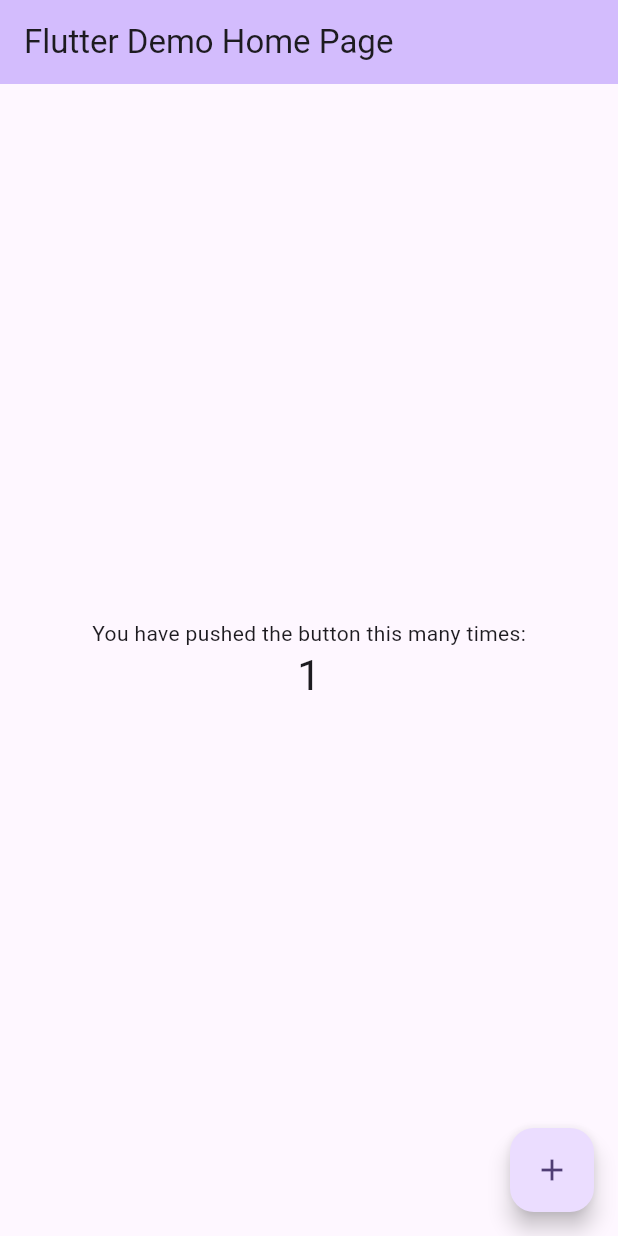
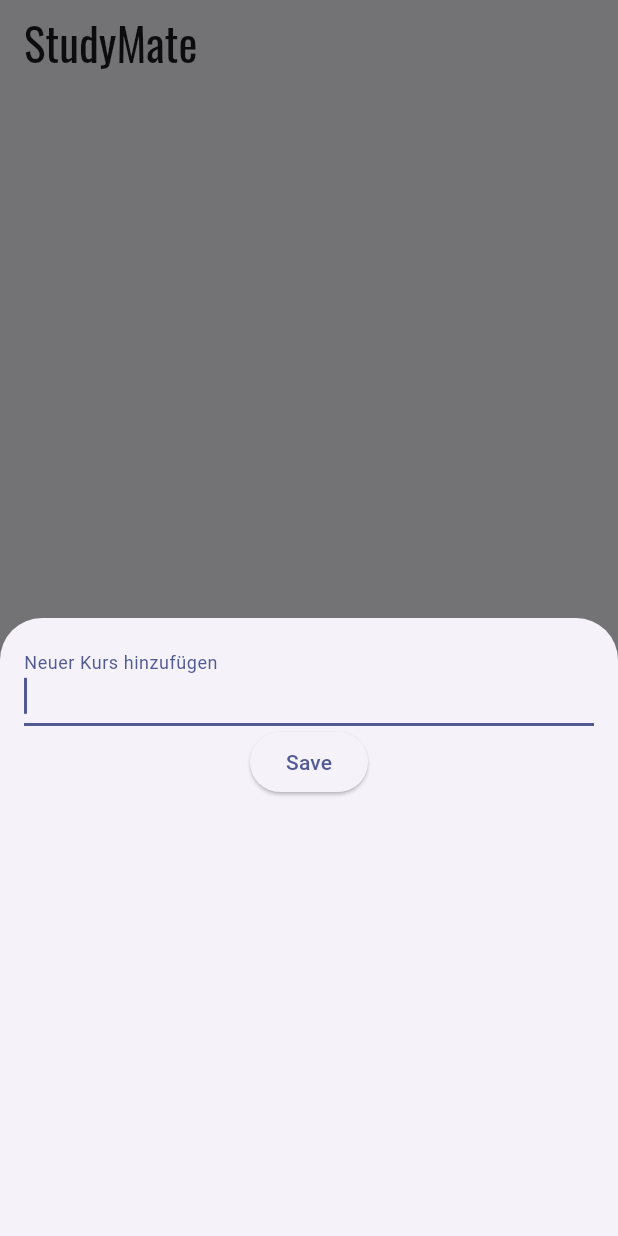
Before and after one commit to JasminKeller/StudyMate, a Flutter app: the screen it shows after launch, after a tap on the "add" icon, on a phone screen of 412 x 824 dp. Run offline on Flutter 3.47's test engine with Material 3 defaults, Android fonts, the phone set to English and light mode, and no system bars; our stand-ins replace google_fonts.

Commit message:
feat: add courses

```diff
--- /dev/null
+++ b/lib/entity/course.dart
@@ -0,0 +1,16 @@
+
+
+class Course {
+  String id;
+  String courseName;
+
+  Course({
+    required this.id,
+    required this.courseName,
+  });
+
+  @override
+  String toString() {
+    return 'Course{courseName: $courseName}';
+  }
+}
--- a/lib/main.dart
+++ b/lib/main.dart
@@ -1,125 +1,29 @@
 import 'package:flutter/material.dart';
+import 'package:provider/provider.dart';
+import 'package:studymate/providers/course_provider.dart';
+import 'package:studymate/screens/home_screen.dart';
+import 'package:studymate/theme/theme.dart';
 
 void main() {
-  runApp(const MyApp());
+  runApp(
+    ChangeNotifierProvider<CourseProvider>(
+      create: (context) => CourseProvider(),
+      child: MyApp(),
+    ),
+  );
 }
 
 class MyApp extends StatelessWidget {
   const MyApp({super.key});
 
-  // This widget is the root of your application.
   @override
   Widget build(BuildContext context) {
     return MaterialApp(
-      title: 'Flutter Demo',
-      theme: ThemeData(
-        // This is the theme of your application.
-        //
-        // TRY THIS: Try running your application with "flutter run". You'll see
-        // the application has a blue toolbar. Then, without quitting the app,
-        // try changing the seedColor in the colorScheme below to Colors.green
-        // and then invoke "hot reload" (save your changes or press the "hot
-        // reload" button in a Flutter-supported IDE, or press "r" if you used
-        // the command line to start the app).
-        //
-        // Notice that the counter didn't reset back to zero; the application
-        // state is not lost during the reload. To reset the state, use hot
-        // restart instead.
-        //
-        // This works for code too, not just values: Most code changes can be
-        // tested with just a hot reload.
-        colorScheme: ColorScheme.fromSeed(seedColor: Colors.deepPurple),
-        useMaterial3: true,
-      ),
-      home: const MyHomePage(title: 'Flutter Demo Home Page'),
+      debugShowCheckedModeBanner: false,
+      title: 'StudyMate',
+      theme: lightMode,
+      darkTheme: darkMode,
+      home: const HomeScreen(title: 'StudyMate'),
     );
   }
 }
-
-class MyHomePage extends StatefulWidget {
-  const MyHomePage({super.key, required this.title});
-
-  // This widget is the home page of your application. It is stateful, meaning
-  // that it has a State object (defined below) that contains fields that affect
-  // how it looks.
-
-  // This class is the configuration for the state. It holds the values (in this
-  // case the title) provided by the parent (in this case the App widget) and
-  // used by the build method of the State. Fields in a Widget subclass are
-  // always marked "final".
-
-  final String title;
-
-  @override
-  State<MyHomePage> createState() => _MyHomePageState();
-}
-
-class _MyHomePageState extends State<MyHomePage> {
-  int _counter = 0;
-
-  void _incrementCounter() {
-    setState(() {
-      // This call to setState tells the Flutter framework that something has
-      // changed in this State, which causes it to rerun the build method below
-      // so that the display can reflect the updated values. If we changed
-      // _counter without calling setState(), then the build method would not be
-      // called again, and so nothing would appear to happen.
-      _counter++;
-    });
-  }
-
-  @override
-  Widget build(BuildContext context) {
-    // This method is rerun every time setState is called, for instance as done
-    // by the _incrementCounter method above.
-    //
-    // The Flutter framework has been optimized to make rerunning build methods
-    // fast, so that you can just rebuild anything that needs updating rather
-    // than having to individually change instances of widgets.
-    return Scaffold(
-      appBar: AppBar(
-        // TRY THIS: Try changing the color here to a specific color (to
-        // Colors.amber, perhaps?) and trigger a hot reload to see the AppBar
-        // change color while the other colors stay the same.
-        backgroundColor: Theme.of(context).colorScheme.inversePrimary,
-        // Here we take the value from the MyHomePage object that was created by
-        // the App.build method, and use it to set our appbar title.
-        title: Text(widget.title),
-      ),
-      body: Center(
-        // Center is a layout widget. It takes a single child and positions it
-        // in the middle of the parent.
-        child: Column(
-          // Column is also a layout widget. It takes a list of children and
-          // arranges them vertically. By default, it sizes itself to fit its
-          // children horizontally, and tries to be as tall as its parent.
-          //
-          // Column has various properties to control how it sizes itself and
-          // how it positions its children. Here we use mainAxisAlignment to
-          // center the children vertically; the main axis here is the vertical
-          // axis because Columns are vertical (the cross axis would be
-          // horizontal).
-          //
-          // TRY THIS: Invoke "debug painting" (choose the "Toggle Debug Paint"
-          // action in the IDE, or press "p" in the console), to see the
-          // wireframe for each widget.
-          mainAxisAlignment: MainAxisAlignment.center,
-          children: <Widget>[
-            const Text(
-              'You have pushed the button this many times:',
-            ),
-            Text(
-              '$_counter',
-              style: Theme.of(context).textTheme.headlineMedium,
-            ),
-          ],
-        ),
-      ),
-      floatingActionButton: FloatingActionButton(
-        onPressed: _incrementCounter,
-        tooltip: 'Increment',
-        child: const Icon(Icons.add),
-      ), // This trailing comma makes auto-formatting nicer for build methods.
-    );
-  }
-}
--- /dev/null
+++ b/lib/providers/course_provider.dart
@@ -0,0 +1,35 @@
+
+
+import 'package:flutter/cupertino.dart';
+
+import '../entity/course.dart';
+import '../services/course_respository.dart';
+
+class CourseProvider extends ChangeNotifier {
+
+  bool isLoading = false;
+  List<Course> _courses = [];
+
+  List<Course> get courses => _courses;
+
+  CourseProvider() {
+    readCoursesWithLoadingState();
+  }
+
+  Future<void> readCoursesWithLoadingState() async {
+    isLoading = true;
+    notifyListeners();
+    _courses = await CourseRepository.instance.getCourses();
+    isLoading = false;
+    notifyListeners();
+  }
+
+  Future<void> readCourse({bool withNotifying = true}) async {
+    _courses = await CourseRepository.instance.getCourses();
+
+    if (withNotifying) {
+      notifyListeners();
+    }
+  }
+
+}
--- /dev/null
+++ b/lib/screens/home_screen.dart
@@ -0,0 +1,81 @@
+import 'package:flutter/material.dart';
+import 'package:provider/provider.dart';
+import '../entity/course.dart';
+import '../providers/course_provider.dart';
+import '../services/course_respository.dart';
+import '../widgets/course_list_widget.dart';
+import '../widgets/delete_icon_widget.dart';
+
+class HomeScreen extends StatefulWidget {
+  final String title;
+
+
+  const HomeScreen({super.key, required this.title});
+
+  @override
+  State<HomeScreen> createState() => _HomeScreenState();
+}
+
+class _HomeScreenState extends State<HomeScreen> {
+
+  List<String> courseList = [];
+
+  void _showAddCourseModalBottomSheet() {
+    showModalBottomSheet(
+      context: context,
+      isScrollControlled: true,
+      builder: (BuildContext context) {
+        String newCourse = '';
+        var textEditingController = TextEditingController();
+        return DraggableScrollableSheet(
+          expand: false,
+          builder: (_, controller) => Container(
+            padding: const EdgeInsets.all(16),
+            child: SingleChildScrollView(
+              controller: controller,
+              child: Column(
+                mainAxisSize: MainAxisSize.min,
+                children: <Widget>[
+                  TextField(
+                    autofocus: true,
+                    controller: textEditingController,
+                    onChanged: (value) {
+                      newCourse = value;
+                    },
+                    decoration: const InputDecoration(labelText: 'Neuer Kurs hinzufügen'),
+                  ),
+                  ElevatedButton(
+                    child: const Text('Save'),
+                    onPressed: () async {
+                      if (newCourse.isNotEmpty) {
+                        await CourseRepository.instance.addCourse(courseName: newCourse);
+                        var courseProvider = context.read<CourseProvider>();
+                        courseProvider.readCourse();
+                        Navigator.of(context).pop();
+
+                      }
+                    },
+                  )
+                ],
+              ),
+            ),
+          ),
+        );
+      },
+    );
+  }
+
+  @override
+  Widget build(BuildContext context) {
+    return Scaffold(
+      appBar: AppBar(
+        title: Text(widget.title),
+      ),
+      body:  const CourseListWidget(),
+      floatingActionButton: FloatingActionButton(
+        onPressed: _showAddCourseModalBottomSheet,
+        child: const Icon(Icons.add),
+      ),
+    );
+  }
+}
--- /dev/null
+++ b/lib/services/course_respository.dart
@@ -0,0 +1,34 @@
+import '../entity/course.dart';
+
+class CourseRepository {
+  static CourseRepository instance = CourseRepository._privateConstructor();
+  CourseRepository._privateConstructor() {
+    // _courses.add(Course(id: '1', courseName: 'Einführung in die Programmierung'));
+    // _courses.add(Course(id: '2', courseName: 'Fortgeschrittene Datenbanktechniken'));
+  }
+
+  final _courses = <Course>[];
+
+  Future<List<Course>> getCourses() async {
+    return _courses;
+  }
+
+  Future<void> addCourse({required String courseName,}) async {
+    print('triggered addCourse: $courseName');
+    var courseId = DateTime.now().millisecondsSinceEpoch.toString();
+    _courses.add(Course(id: courseId, courseName: courseName));
+  }
+
+  Future<void> deleteCourse(String courseId) async {
+    _courses.removeWhere((course) => course.id == courseId);
+  }
+
+  Future<void> updateCourse({required String courseId, required String courseName}) async {
+    final course = _courses.firstWhere((course) => course.id == courseId);
+    course.courseName = courseName;
+  }
+
+  Future<Course> getCourseById(int courseId) async {
+    return _courses.firstWhere((course) => course.id == courseId);
+  }
+}
--- /dev/null
+++ b/lib/theme/theme.dart
@@ -0,0 +1,46 @@
+import 'package:flutter/material.dart';
+import 'package:google_fonts/google_fonts.dart';
+
+// Dart/Ligt Mode Tutorial https://www.youtube.com/watch?v=-jdtfJe_sII
+
+ThemeData lightMode = ThemeData(
+  colorScheme: ColorScheme.fromSeed(
+    seedColor: Colors.indigo,
+    brightness: Brightness.light,
+  ),
+  textTheme: TextTheme(
+    displayLarge: const TextStyle(
+      fontSize: 72,
+      fontWeight: FontWeight.bold,
+    ),
+    // ···
+    titleLarge: GoogleFonts.oswald(
+      fontSize: 30,
+      fontStyle: FontStyle.normal,
+    ),
+    bodyMedium: GoogleFonts.roboto(),
+    displaySmall: GoogleFonts.pacifico(),
+  ),
+  useMaterial3: true,
+);
+
+ThemeData darkMode = ThemeData(
+  colorScheme: ColorScheme.fromSeed(
+    seedColor: Colors.indigo,
+    brightness: Brightness.dark,
+  ),
+  textTheme: TextTheme(
+    displayLarge: const TextStyle(
+      fontSize: 72,
+      fontWeight: FontWeight.bold,
+    ),
+    // ···
+    titleLarge: GoogleFonts.oswald(
+      fontSize: 30,
+      fontStyle: FontStyle.normal,
+    ),
+    bodyMedium: GoogleFonts.roboto(),
+    displaySmall: GoogleFonts.pacifico(),
+  ),
+  useMaterial3: true,
+);
--- /dev/null
+++ b/lib/widgets/course_list_widget.dart
@@ -0,0 +1,30 @@
+import 'package:flutter/material.dart';
+import 'package:provider/provider.dart';
+
+import '../providers/course_provider.dart';
+import '../services/course_respository.dart';
+import 'delete_icon_widget.dart';
+
+class CourseListWidget extends StatelessWidget {
+  const CourseListWidget({super.key});
+
+  @override
+  Widget build(BuildContext context) {
+    CourseProvider courseProvider = context.watch<CourseProvider>();
+
+    return ListView.builder(
+      itemCount: courseProvider.courses.length,
+      itemBuilder: (context, index) {
+        final course = courseProvider.courses[index];
+        return Padding(
+          padding: const EdgeInsets.all(8.0),
+          child: Card(
+            child: ListTile(
+              title: Text(course.courseName),
+            ),
+          ),
+        );
+      },
+    );
+  }
+}
--- /dev/null
+++ b/lib/widgets/delete_icon_widget.dart
@@ -0,0 +1,15 @@
+import 'package:flutter/material.dart';
+
+class DeleteIconWidget extends StatelessWidget {
+  const DeleteIconWidget({super.key});
+
+  @override
+  Widget build(BuildContext context) {
+    return Container (
+      alignment: Alignment.centerRight,
+      padding: const EdgeInsets.only(right: 20),
+      color: Colors.red,
+      child: const Icon(Icons.delete, color: Colors.white),
+    );
+  }
+}
--- a/pubspec.yaml
+++ b/pubspec.yaml
@@ -35,6 +35,8 @@ dependencies:
   # The following adds the Cupertino Icons font to your application.
   # Use with the CupertinoIcons class for iOS style icons.
   cupertino_icons: ^1.0.2
+  google_fonts: ^6.0.0
+  provider:
 
 dev_dependencies:
   flutter_test:
```
Also changed, not shown: lib/screens/course_detail_screen.dart (added), pubspec.lock.
